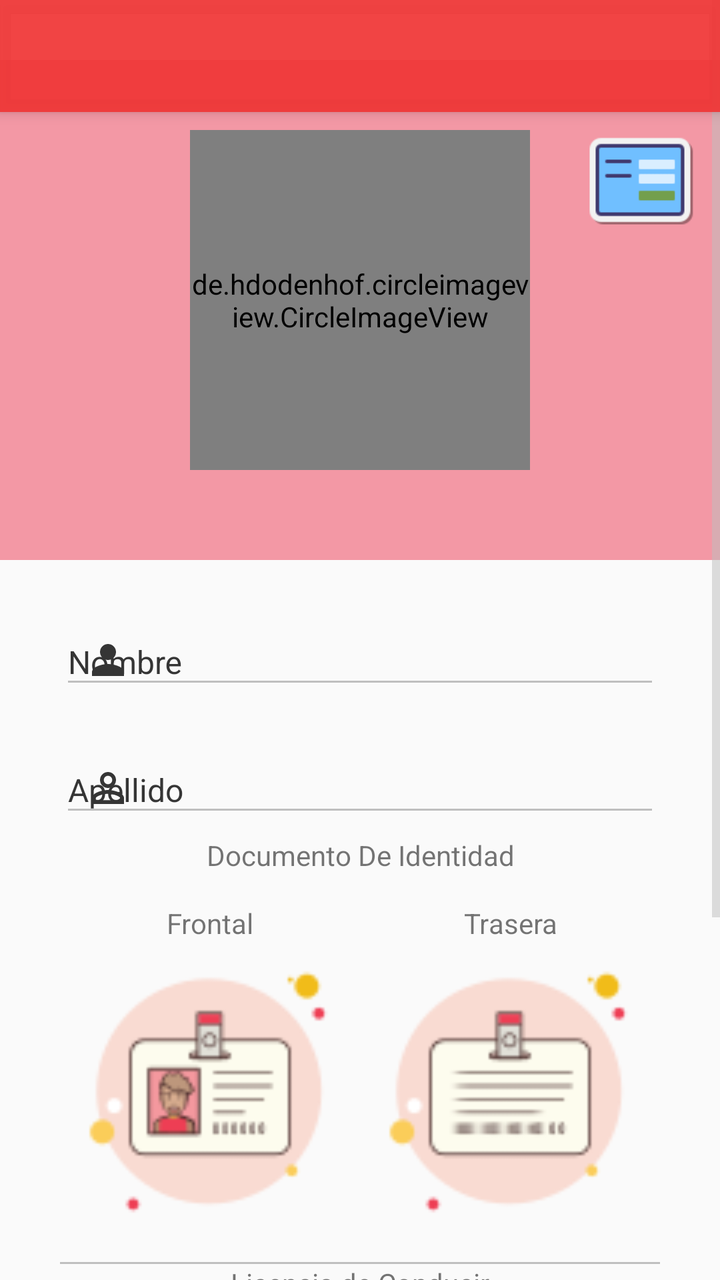
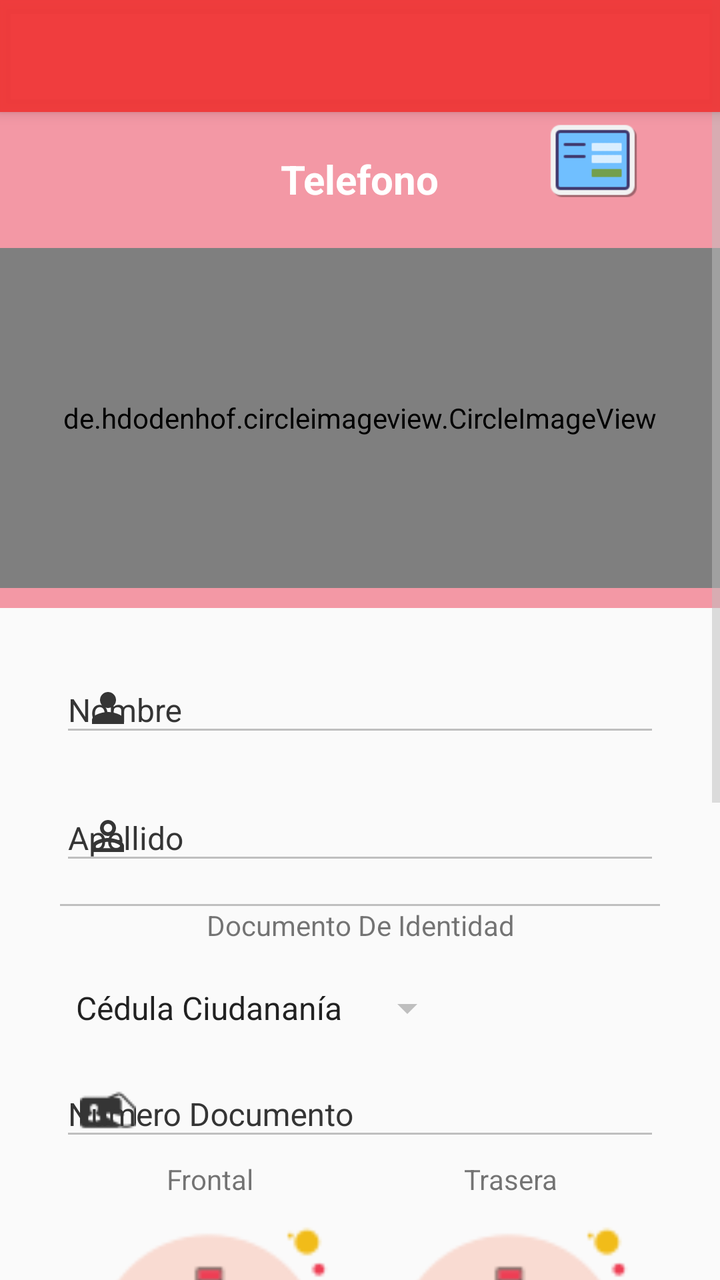

An Android layout rendered at two revisions. The XML below is the earlier revision; the diff shows what the commit changed to produce the second picture.
<!-- AndroidManifest.xml: application theme Theme.ToonsConductor -->
<!-- res/layout/activity_profile.xml -->
<?xml version="1.0" encoding="utf-8"?>
<androidx.coordinatorlayout.widget.CoordinatorLayout xmlns:android="http://schemas.android.com/apk/res/android"
    xmlns:app="http://schemas.android.com/apk/res-auto"
    xmlns:tools="http://schemas.android.com/tools"
    android:layout_width="match_parent"
    android:layout_height="match_parent"
    android:hapticFeedbackEnabled="true"
    tools:context=".activitys.profileActivity.ProfileActivity">

    <com.google.android.material.appbar.AppBarLayout
        android:layout_width="match_parent"
        android:layout_height="wrap_content">

        <androidx.appcompat.widget.Toolbar
            android:id="@+id/toolbar"
            android:layout_width="match_parent"
            android:layout_height="wrap_content" />
    </com.google.android.material.appbar.AppBarLayout>

    <ScrollView
        android:layout_width="match_parent"
        android:layout_height="match_parent">

        <LinearLayout
            android:layout_width="match_parent"
            android:layout_height="match_parent"
            android:orientation="vertical">

            <FrameLayout
                android:layout_width="match_parent"
                android:layout_height="250dp"
                android:layout_marginTop="30dp">

                <View
                    android:layout_width="match_parent"
                    android:layout_height="match_parent"
                    android:background="@color/red_claro" />


                <LinearLayout
                    android:layout_width="wrap_content"
                    android:layout_height="wrap_content"
                    android:layout_gravity="end"
                    android:layout_marginEnd="10dp"
                    android:orientation="horizontal">

                    <ImageView
                        android:id="@+id/image_estado"
                        android:layout_width="60dp"
                        android:layout_height="60dp"
                        android:layout_marginTop="30dp"
                        android:src="@drawable/ic_valida_datos" />
                </LinearLayout>


                <de.hdodenhof.circleimageview.CircleImageView
                    android:id="@+id/circleImageProfile"
                    android:layout_width="170dp"
                    android:layout_height="170dp"
                    android:layout_gravity="bottom|center"
                    android:layout_marginBottom="45dp"
                    android:src="@drawable/ic_pesona_blanco"
                    app:civ_border_color="@color/white"
                    app:civ_border_width="3dp" />


                <TextView
                    android:id="@+id/textFieldPhone"
                    android:layout_width="match_parent"
                    android:layout_height="wrap_content"
                    android:layout_gravity="bottom"
                    android:layout_marginTop="30dp"
                    android:layout_marginBottom="10dp"
                    android:gravity="center"
                    android:textColor="@color/grey_dark"
                    android:textSize="16sp" />/>
            </FrameLayout>

            <LinearLayout
                android:layout_width="match_parent"
                android:layout_height="match_parent"
                android:orientation="vertical"
                app:layout_behavior="@string/appbar_scrolling_view_behavior">

                <com.google.android.material.textfield.TextInputLayout
                    style="@style/EditTextGrey"
                    android:layout_width="match_parent"
                    android:layout_height="wrap_content"
                    android:layout_marginLeft="30dp"
                    android:layout_marginTop="15dp"
                    android:layout_marginRight="30dp"
                    app:hintTextColor="@color/grey_dark"
                    app:startIconDrawable="@drawable/ic_persona_blanco24"
                    app:startIconTint="@color/grey_dark">

                    <com.google.android.material.textfield.TextInputEditText
                        android:id="@+id/textFieldName"
                        android:layout_width="match_parent"
                        android:layout_height="wrap_content"
                        android:hint="Nombre"
                        android:inputType="textCapWords"
                        android:textColor="@color/grey_dark"
                        android:textColorHint="@color/grey_dark"
                        android:textSize="16sp" />

                </com.google.android.material.textfield.TextInputLayout>


                <com.google.android.material.textfield.TextInputLayout
                    style="@style/EditTextGrey"
                    android:layout_width="match_parent"
                    android:layout_height="wrap_content"
                    android:layout_marginLeft="30dp"
                    android:layout_marginTop="5dp"
                    android:layout_marginRight="30dp"
                    app:hintTextColor="@color/grey_dark"
                    app:startIconDrawable="@drawable/ic_persona2_blanco24"
                    app:startIconTint="@color/grey_dark">

                    <com.google.android.material.textfield.TextInputEditText
                        android:id="@+id/textFieldLastname"
                        android:layout_width="match_parent"
                        android:layout_height="wrap_content"
                        android:hint="Apellido"
                        android:inputType="textCapWords"
                        android:textColor="@color/grey_dark"
                        android:textColorHint="@color/grey_dark"
                        android:textSize="16sp" />

                </com.google.android.material.textfield.TextInputLayout>


                <TextView
                    android:layout_width="match_parent"
                    android:layout_height="wrap_content"
                    android:layout_marginBottom="15dp"
                    android:gravity="center"
                    android:text="@string/documentoIdentidad" />

                <LinearLayout
                    android:layout_width="match_parent"
                    android:layout_height="match_parent"
                    android:layout_marginLeft="30dp"
                    android:layout_marginRight="30dp"
                    android:orientation="horizontal">

                    <LinearLayout
                        android:layout_width="wrap_content"
                        android:layout_height="wrap_content"
                        android:layout_weight="1"
                        android:orientation="vertical">

                        <TextView

                            android:layout_width="match_parent"
                            android:layout_height="wrap_content"
                            android:gravity="center"
                            android:text="@string/frontal" />

                        <ImageView

                            android:id="@+id/imageView_documento"
                            android:layout_width="150dp"
                            android:layout_height="150dp"
                            android:layout_gravity="center"
                            app:srcCompat="@drawable/ic_documento" />
                    </LinearLayout>

                    <LinearLayout
                        android:layout_width="wrap_content"
                        android:layout_height="wrap_content"
                        android:layout_weight="1"
                        android:orientation="vertical">

                        <TextView
                            android:layout_width="match_parent"
                            android:layout_height="wrap_content"

                            android:layout_gravity="center"
                            android:gravity="center"
                            android:text="@string/trasera" />

                        <ImageView
                            android:id="@+id/imageView_documentoTrasero"
                            android:layout_width="150dp"
                            android:layout_height="150dp"
                            android:layout_gravity="center"
                            app:srcCompat="@drawable/ic_documento_trasera" />
                    </LinearLayout>


                </LinearLayout>

                <View
                    android:layout_width="match_parent"
                    android:layout_height="1dp"
                    android:layout_marginLeft="30dp"
                    android:layout_marginTop="10dp"
                    android:layout_marginRight="30dp"
                    android:background="@color/grey" />

                <TextView
                    android:layout_width="match_parent"
                    android:layout_height="wrap_content"
                    android:layout_marginBottom="15dp"
                    android:gravity="center"
                    android:text="@string/licencia" />

                <LinearLayout
                    android:layout_width="match_parent"
                    android:layout_height="match_parent"
                    android:layout_marginLeft="30dp"
                    android:layout_marginRight="30dp"
                    android:orientation="horizontal">

                    <LinearLayout
                        android:layout_width="wrap_content"
                        android:layout_height="wrap_content"
                        android:layout_weight="1"
                        android:orientation="vertical">

                        <TextView

                            android:layout_width="match_parent"
                            android:layout_height="wrap_content"
                            android:gravity="center"
                            android:text="@string/frontal" />

                        <ImageView

                            android:id="@+id/imageView_licencia_frontal"
                            android:layout_width="150dp"
                            android:layout_height="150dp"
                            android:layout_gravity="center"
                            app:srcCompat="@drawable/ico_licencia_frontal" />
                    </LinearLayout>

                    <LinearLayout
                        android:layout_width="wrap_content"
                        android:layout_height="wrap_content"
                        android:layout_weight="1"
                        android:orientation="vertical">

                        <TextView
                            android:layout_width="match_parent"
                            android:layout_height="wrap_content"

                            android:layout_gravity="center"
                            android:gravity="center"
                            android:text="@string/trasera" />

                        <ImageView
                            android:id="@+id/imageView_licencia_trasera"
                            android:layout_width="150dp"
                            android:layout_height="150dp"
                            android:layout_gravity="center"
                            app:srcCompat="@drawable/ico_licencia_trasera" />
                    </LinearLayout>

                </LinearLayout>

            </LinearLayout>

            <Button
                android:id="@+id/btnUpdate"
                android:layout_width="match_parent"
                android:layout_height="wrap_content"
                android:layout_marginLeft="30dp"
                android:layout_marginTop="10dp"
                android:layout_marginRight="30dp"
                android:background="@drawable/rounded_button"
                android:text="ACTUALIZAR INFORMACIÓN"
                android:textColor="@color/white" />

        </LinearLayout>
    </ScrollView>


</androidx.coordinatorlayout.widget.CoordinatorLayout>
<!-- resources referenced by this layout -->
<resources>
  <color name="grey">#BFBFBF</color>
  <color name="grey_dark">#353535</color>
  <color name="red_claro">#F398A5</color>
  <color name="white">#FFFFFFFF</color>
  <!-- drawable ic_persona2_blanco24 (drawable) -->
  <vector android:height="24dp" android:tint="#FFFFFF"
      android:viewportHeight="24" android:viewportWidth="24"
      android:width="24dp" xmlns:android="http://schemas.android.com/apk/res/android">
      <path android:fillColor="@android:color/white" android:pathData="M12,5.9c1.16,0 2.1,0.94 2.1,2.1s-0.94,2.1 -2.1,2.1S9.9,9.16 9.9,8s0.94,-2.1 2.1,-2.1m0,9c2.97,0 6.1,1.46 6.1,2.1v1.1L5.9,18.1L5.9,17c0,-0.64 3.13,-2.1 6.1,-2.1M12,4C9.79,4 8,5.79 8,8s1.79,4 4,4 4,-1.79 4,-4 -1.79,-4 -4,-4zM12,13c-2.67,0 -8,1.34 -8,4v3h16v-3c0,-2.66 -5.33,-4 -8,-4z"/>
  </vector>
  <!-- drawable ic_persona_blanco24 (drawable) -->
  <vector android:height="24dp" android:tint="#FFFFFF"
      android:viewportHeight="24" android:viewportWidth="24"
      android:width="24dp" xmlns:android="http://schemas.android.com/apk/res/android">
      <path android:fillColor="@android:color/white" android:pathData="M12,12c2.21,0 4,-1.79 4,-4s-1.79,-4 -4,-4 -4,1.79 -4,4 1.79,4 4,4zM12,14c-2.67,0 -8,1.34 -8,4v2h16v-2c0,-2.66 -5.33,-4 -8,-4z"/>
  </vector>
  <!-- drawable ic_pesona_blanco (drawable) -->
  <vector android:height="300dp" android:tint="#FFFFFF"
      android:viewportHeight="24" android:viewportWidth="24"
      android:width="300dp" xmlns:android="http://schemas.android.com/apk/res/android">
      <path android:fillColor="@android:color/white" android:pathData="M12,12c2.21,0 4,-1.79 4,-4s-1.79,-4 -4,-4 -4,1.79 -4,4 1.79,4 4,4zM12,14c-2.67,0 -8,1.34 -8,4v2h16v-2c0,-2.66 -5.33,-4 -8,-4z"/>
  </vector>
  <!-- drawable rounded_button (drawable) -->
  <?xml version="1.0" encoding="utf-8"?>
  <shape
      xmlns:android="http://schemas.android.com/apk/res/android">
  
      <corners android:radius="50dp" />
      <solid android:color="@color/red" />
  
  </shape>
  <string name="documentoIdentidad">Documento De Identidad</string>
  <string name="frontal">Frontal</string>
  <string name="licencia">Licencia de Conducir</string>
  <string name="trasera">Trasera</string>
  <style name="EditTextGrey" parent="TextAppearance.AppCompat">
          <item name="colorControlNormal">@color/grey_dark</item>
          <item name="colorControlActivated">@color/grey_dark</item>
          <item name="colorControlHighlight">@color/grey_dark</item>
          <item name="android:textColorHint">@color/grey_dark</item>
          <item name="colorAccent">@color/grey_dark</item>
          <item name="android:textColorPrimary">@color/grey_dark</item>
          <item name="colorSecondary">@color/grey_dark</item>
          <item name="colorOnPrimary">@color/grey_dark</item>
      </style>
  <style name="Theme.ToonsConductor" parent="Base.Theme.ToonsConductor" />
  <color name="red">#FF1739</color>
  <color name="rojo">#EEF13737</color>
  <color name="black">#FF000000</color>
  <style name="CustomProgressBar" parent="@android:style/Widget.ProgressBar">
          <item name="android:backgroundTint">@color/red</item>
      </style>
  <!-- unchanged entries left out for length: 6 -->
</resources>

<!-- the commit's change to res/layout/activity_profile.xml (unified diff, before → after) -->
@@ -26,55 +26,93 @@
             android:layout_height="match_parent"
             android:orientation="vertical">
 
-            <FrameLayout
-                android:layout_width="match_parent"
-                android:layout_height="250dp"
-                android:layout_marginTop="30dp">
-
-                <View
-                    android:layout_width="match_parent"
-                    android:layout_height="match_parent"
-                    android:background="@color/red_claro" />
-
-
-                <LinearLayout
-                    android:layout_width="wrap_content"
-                    android:layout_height="wrap_content"
-                    android:layout_gravity="end"
-                    android:layout_marginEnd="10dp"
+
+                <LinearLayout
+                    android:layout_width="match_parent"
+                    android:layout_height="wrap_content"
+                    android:background="@color/red_claro"
+                    android:orientation="vertical">
+                <LinearLayout
+                    android:layout_width="match_parent"
+                    android:layout_height="wrap_content"
+                    android:layout_marginTop="55dp"
                     android:orientation="horizontal">
-
-                    <ImageView
-                        android:id="@+id/image_estado"
-                        android:layout_width="60dp"
+                    <View
+                        android:layout_width="100dp"
                         android:layout_height="60dp"
-                        android:layout_marginTop="30dp"
-                        android:src="@drawable/ic_valida_datos" />
-                </LinearLayout>
-
+                        android:layout_weight="1"></View>
+                    <TextView
+                        android:id="@+id/textFieldPhone"
+                        android:layout_width="wrap_content"
+                        android:layout_height="wrap_content"
+                        android:text="Telefono"
+                        android:gravity="center"
+                        android:layout_gravity="center"
+                        android:layout_weight="1"
+                        android:textStyle="bold"
+
+                        android:textColor="@color/white"
+                        android:textSize="20sp" />
+
+                    <LinearLayout
+                        android:layout_width="wrap_content"
+                        android:layout_height="wrap_content"
+                        android:layout_gravity="end"
+                        android:layout_weight="1"
+                        android:orientation="vertical">
+
+                        <ImageView
+                            android:id="@+id/image_estado"
+                            android:layout_width="60dp"
+                            android:layout_height="50dp"
+                            android:layout_gravity="center"
+
+                            android:src="@drawable/ic_valida_datos" />
+
+                        <TextView
+                            android:id="@+id/textView_estado"
+                            android:layout_width="100dp"
+                            android:layout_height="wrap_content"
+                            android:layout_gravity="center"
+                            android:gravity="center"
+                            ></TextView>
+                    </LinearLayout>
+                </LinearLayout>
+
+
+                <LinearLayout
+                    android:layout_width="match_parent"
+                    android:layout_height="wrap_content"
+                    android:layout_marginBottom="10dp"
+                    android:orientation="horizontal">
+
+                    <de.hdodenhof.circleimageview.CircleImageView
+                        android:id="@+id/circleImageValidacion"
+                        android:layout_width="170dp"
+                        android:layout_height="170dp"
+                        android:layout_weight="1"
+                        android:visibility="gone"
+                        android:layout_gravity="bottom|center"
+                        android:src="@drawable/validacion_identidad"
+                        app:civ_border_color="@color/white"
+                        app:civ_border_width="3dp" />
 
                 <de.hdodenhof.circleimageview.CircleImageView
                     android:id="@+id/circleImageProfile"
                     android:layout_width="170dp"
+                    android:layout_weight="1"
                     android:layout_height="170dp"
-                    android:layout_gravity="bottom|center"
-                    android:layout_marginBottom="45dp"
+                    android:layout_gravity="center"
                     android:src="@drawable/ic_pesona_blanco"
                     app:civ_border_color="@color/white"
                     app:civ_border_width="3dp" />
 
 
-                <TextView
-                    android:id="@+id/textFieldPhone"
-                    android:layout_width="match_parent"
-                    android:layout_height="wrap_content"
-                    android:layout_gravity="bottom"
-                    android:layout_marginTop="30dp"
-                    android:layout_marginBottom="10dp"
-                    android:gravity="center"
-                    android:textColor="@color/grey_dark"
-                    android:textSize="16sp" />/>
-            </FrameLayout>
+                </LinearLayout>
+
+
+                </LinearLayout>
+
 
             <LinearLayout
                 android:layout_width="match_parent"
@@ -129,6 +167,14 @@
 
                 </com.google.android.material.textfield.TextInputLayout>
 
+                <View
+                    android:layout_width="match_parent"
+                    android:layout_height="1dp"
+                    android:background="@color/grey"
+                    android:layout_marginTop="10dp"
+                    android:layout_marginLeft="30dp"
+                    android:layout_marginRight="30dp" />
+
 
                 <TextView
                     android:layout_width="match_parent"
@@ -136,6 +182,41 @@
                     android:layout_marginBottom="15dp"
                     android:gravity="center"
                     android:text="@string/documentoIdentidad" />
+
+
+                <Spinner
+                    android:id="@+id/spinner"
+                    android:layout_marginLeft="30dp"
+                    android:layout_marginTop="5dp"
+                    android:layout_marginRight="30dp"
+                    android:layout_width="wrap_content"
+                    android:entries="@array/tipoDocumento"
+                    android:layout_height="wrap_content" />
+
+                <com.google.android.material.textfield.TextInputLayout
+                    style="@style/EditTextGrey"
+                    android:layout_marginLeft="30dp"
+                    android:layout_marginTop="5dp"
+                    android:layout_marginRight="30dp"
+                    android:layout_width="match_parent"
+                    android:layout_height="wrap_content"
+                    app:hintTextColor="@color/grey_dark"
+                    app:startIconDrawable="@drawable/ic_tipo_documento"
+                    app:startIconTint="@color/grey_dark">
+
+                    <com.google.android.material.textfield.TextInputEditText
+                        android:id="@+id/textFieldDocumento"
+                        android:layout_width="match_parent"
+                        android:layout_height="wrap_content"
+                        android:hint="Numero Documento"
+                        android:inputType="numberSigned"
+                        android:textColor="@color/grey_dark"
+                        android:textColorHint="@color/grey_dark"
+                        android:textSize="16sp" />
+
+                </com.google.android.material.textfield.TextInputLayout>
+
+
 
                 <LinearLayout
                     android:layout_width="match_parent"
<!-- resource entries referenced after the edit -->
@@ -1,5 +1,11 @@
 <!-- resources referenced by this layout -->
 <resources>
+  <array name="tipoDocumento">
+          <item>Cédula Ciudananía</item>
+          <item>Cédula Extrangería</item>
+          <item>Pasaporte</item>
+          <item>PPPT</item>
+      </array>
   <color name="grey">#BFBFBF</color>
   <color name="grey_dark">#353535</color>
   <color name="red_claro">#F398A5</color>
@@ -22,6 +28,7 @@
       android:width="300dp" xmlns:android="http://schemas.android.com/apk/res/android">
       <path android:fillColor="@android:color/white" android:pathData="M12,12c2.21,0 4,-1.79 4,-4s-1.79,-4 -4,-4 -4,1.79 -4,4 1.79,4 4,4zM12,14c-2.67,0 -8,1.34 -8,4v2h16v-2c0,-2.66 -5.33,-4 -8,-4z"/>
   </vector>
+  <!-- drawable ic_tipo_documento: png bitmap (drawable, 466 bytes) -->
   <!-- drawable rounded_button (drawable) -->
   <?xml version="1.0" encoding="utf-8"?>
   <shape
@@ -31,6 +38,7 @@
       <solid android:color="@color/red" />
   
   </shape>
+  <!-- drawable validacion_identidad: png bitmap (drawable, 30491 bytes) -->
   <string name="documentoIdentidad">Documento De Identidad</string>
   <string name="frontal">Frontal</string>
   <string name="licencia">Licencia de Conducir</string>
